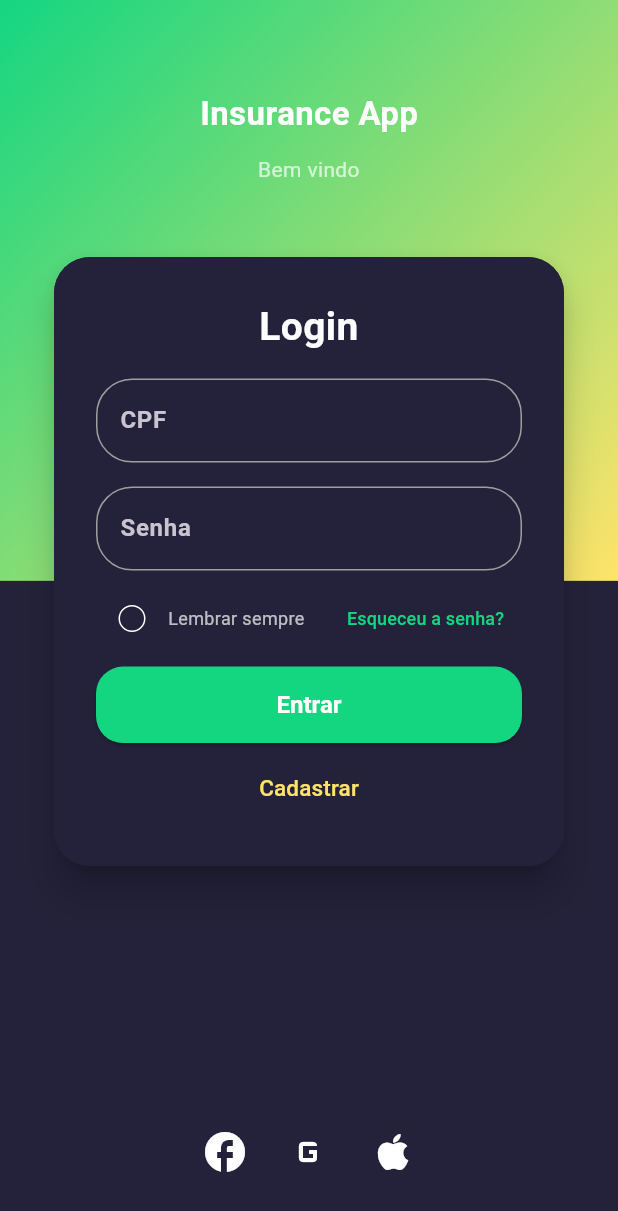
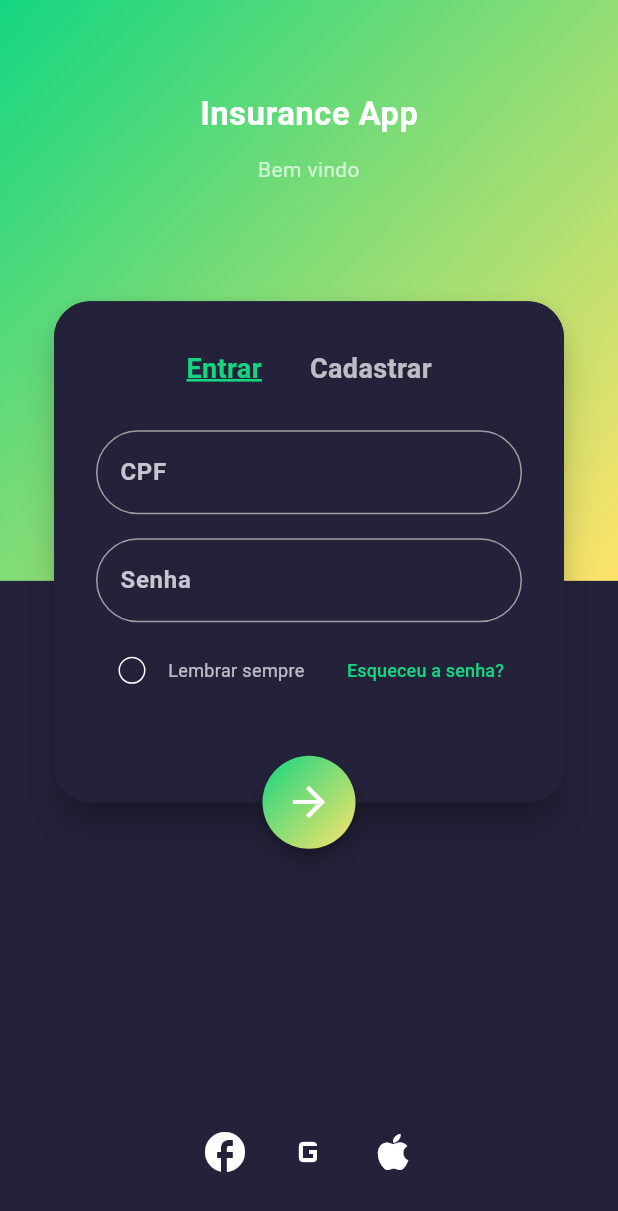
Before and after one commit to fabioychinen/insurance_company, a Flutter app: the screen it shows after launch, on a phone screen of 412 x 824 dp. Shown: the top 1211 px of the screen. Run offline on Flutter 3.47's test engine with Material 3 defaults, Android fonts, the light colour scheme and no system bars; our stand-ins replace cloud_firestore, equatable, firebase_auth, firebase_core, flutter_bloc, shared_preferences; accounts and stored records are empty; Roboto replaces fonts that are missing (Montserrat).

Commit message:
[add] forgot password and shared preferences to save login

```diff
--- a/lib/app/core/constants/app_strings.dart
+++ b/lib/app/core/constants/app_strings.dart
@@ -38,6 +38,18 @@ class AppStrings {
   static const loginApple = 'Apple';
   static const loginFieldsRequired = 'Por favor, preencha todos os campos.';
 
+  static const forgotPasswordTitle = 'Recuperar Senha';
+  static const forgotPasswordHeader = 'Esqueceu sua senha?';
+  static const forgotPasswordSubheader = 'Informe seu e-mail cadastrado para receber as instruções de redefinição de senha.';
+  static const forgotPasswordSendButton = 'Enviar e-mail';
+  static const forgotPasswordSending = 'Enviando...';
+  static const forgotPasswordEmailSent = 'Instruções enviadas para o seu e-mail.';
+  static const forgotPasswordSendError = 'Erro ao enviar:';
+  static const forgotPasswordEmailRequired = 'Por favor, preencha o e-mail.';
+  static const email = 'E-mail';
+
+  static const saveErrorMessage = 'Ocorreu um erro ao salvar suas preferências';
+
   static const drawerUserName = 'Usuário Exemplo';
   static const drawerUserEmail = 'exemplo@email.com';
   static const drawerHome = 'Home / Seguros';
--- a/lib/app/core/services/firebase_repository_impl.dart
+++ b/lib/app/core/services/firebase_repository_impl.dart
@@ -39,6 +39,10 @@ class FirebaseRepositoryImpl implements IFirebaseRepository {
       'createdAt': FieldValue.serverTimestamp(),
     });
     return userCredential;
+  }
+
+  Future<void> sendPasswordResetEmail(String email) async {
+    await _auth.sendPasswordResetEmail(email: email);
   }
 
   Future<String?> getEmailByCpf(String cpf) async {
@@ -83,7 +87,7 @@ class FirebaseRepositoryImpl implements IFirebaseRepository {
 
   Future<DocumentSnapshot<Map<String, dynamic>>> getCurrentUserData() async {
     final uid = _auth.currentUser?.uid;
-    if (uid == null) throw Exception("Usuário não logado");
+    if (uid == null) throw Exception('Usuário não logado');
     return await _firestore.collection('users').doc(uid).get();
   }
 }
--- a/lib/app/routes/app_routes.dart
+++ b/lib/app/routes/app_routes.dart
@@ -1,4 +1,5 @@
 import 'package:flutter/material.dart';
+import 'package:insurance_company/modules/auth/view/forgot_password/forgot_password_page.dart';
 import 'package:insurance_company/modules/auth/view/register/register_page.dart';
 import 'package:insurance_company/modules/validate_invoice/view/validate_invoice.dart';
 import '../../modules/assets/view/assets_page.dart';
@@ -25,6 +26,7 @@ class AppRoutes {
   static const register = '/register';
   static const String settings = '/settings';
   static const String validateInvoice = '/validate-invoice';
+  static const forgotPassword = '/forgot-password';
 
   static final routes = <String, WidgetBuilder>{
     assets: (_) => const AssetsPage(),
@@ -32,6 +34,7 @@ class AppRoutes {
     contracts: (_) => const ContractsPage(),
     coverage: (_) => const CoveragePage(),
     family: (_) => const FamilyPage(),
+    forgotPassword: (_) => const ForgotPasswordPage(),
     home: (_) => const HomePage(),
     login: (_) => const LoginPage(),
     importantPhones: (_) => const ImportantPhonesPage(),
--- a/lib/main.dart
+++ b/lib/main.dart
@@ -5,7 +5,6 @@ import 'app/app.dart';
 
 void main() async {
   WidgetsFlutterBinding.ensureInitialized();
-
   await Firebase.initializeApp(
     options: DefaultFirebaseOptions.currentPlatform,
   );
--- a/lib/modules/auth/view/login/login_page.dart
+++ b/lib/modules/auth/view/login/login_page.dart
@@ -1,5 +1,6 @@
 import 'package:flutter/material.dart';
 import 'package:flutter_bloc/flutter_bloc.dart';
+import 'package:shared_preferences/shared_preferences.dart';
 import 'package:insurance_company/shared/themes/app_theme.dart';
 import '../../../../app/core/constants/app_strings.dart';
 import '../../../../app/core/services/firebase_repository_impl.dart';
@@ -11,6 +12,7 @@ import '../../../home/viewmodel/home_event.dart';
 import '../../viewmodel/login/login_bloc.dart';
 import '../../viewmodel/login/login_event.dart';
 import '../../viewmodel/login/login_state.dart';
+import '../forgot_password/forgot_password_page.dart';
 import '../register/register_page.dart';
 
 class LoginPage extends StatefulWidget {
@@ -24,6 +26,29 @@ class _LoginPageState extends State<LoginPage> {
   final cpfController = TextEditingController();
   final passwordController = TextEditingController();
   bool rememberMe = false;
+
+  @override
+  void initState() {
+    super.initState();
+    _loadSavedLogin();
+  }
+
+  Future<void> _loadSavedLogin() async {
+    try {
+      final prefs = await SharedPreferences.getInstance();
+      final savedCpf = prefs.getString('savedCpf');
+      final savedPassword = prefs.getString('savedPassword');
+      if (savedCpf != null && savedCpf.isNotEmpty && savedPassword != null && savedPassword.isNotEmpty) {
+        setState(() {
+          cpfController.text = savedCpf;
+          passwordController.text = savedPassword;
+          rememberMe = true;
+        });
+      }
+    } catch (e) {
+      debugPrint('Erro ao carregar preferências: $e');
+    }
+  }
 
   @override
   Widget build(BuildContext context) {
@@ -51,26 +76,26 @@ class _LoginPageState extends State<LoginPage> {
           ],
         ),
         footer: _buildSocialIcons(1.0),
-        child: Material(
-          elevation: 10,
-          borderRadius: BorderRadius.circular(24),
-          color: AppColors.primaryDark,
-          child: Container(
-            width: 340,
-            padding: const EdgeInsets.symmetric(horizontal: 28, vertical: 28),
-            decoration: BoxDecoration(
-              color: AppColors.primaryDark,
-              borderRadius: BorderRadius.circular(24),
-            ),
-            child: _buildLoginForm(context, 1.0),
-          ),
+        child: BlocConsumer<LoginBloc, LoginState>(
+          listener: (context, state) => _loginListener(state),
+          builder: (context, state) => _buildLoginFormCard(context, 1.0, state),
         ),
       ),
     );
   }
 
-  void _loginListener(BuildContext context, LoginState state) {
+  void _loginListener(LoginState state) async {
     if (state is LoginSuccess) {
+      try {
+        final prefs = await SharedPreferences.getInstance();
+        if (rememberMe) {
+          await prefs.setString('savedCpf', cpfController.text.trim());
+          await prefs.setString('savedPassword', passwordController.text);
+        } else {
+          await prefs.remove('savedCpf');
+          await prefs.remove('savedPassword');
+        }
+        if (!mounted) return;
         Navigator.pushReplacement(
           context,
           MaterialPageRoute(
@@ -84,22 +109,134 @@ class _LoginPageState extends State<LoginPage> {
             ),
           ),
         );
+      } catch (e) {
+        if (!mounted) return;
+        ScaffoldMessenger.of(context).showSnackBar(
+          const SnackBar(content: Text(AppStrings.saveErrorMessage)),
+        );
+      }
     } else if (state is LoginFailure) {
+      if (!mounted) return;
       ScaffoldMessenger.of(context).showSnackBar(
         SnackBar(content: Text(state.error)),
       );
     }
   }
 
-  Widget _buildLoginForm(BuildContext context, double scale) {
-    return BlocConsumer<LoginBloc, LoginState>(
-      listener: _loginListener,
-      builder: (context, state) => Column(
+  Widget _buildLoginFormCard(BuildContext context, double scale, LoginState state) {
+    return Stack(
+      clipBehavior: Clip.none,
+      children: [
+        Material(
+          elevation: 10,
+          borderRadius: BorderRadius.circular(24),
+          color: AppColors.primaryDark,
+          child: Container(
+            width: 340,
+            padding: const EdgeInsets.symmetric(horizontal: 28, vertical: 28),
+            decoration: BoxDecoration(
+              color: AppColors.primaryDark,
+              borderRadius: BorderRadius.circular(24),
+            ),
+            child: _buildLoginForm(context, scale, state),
+          ),
+        ),
+        Positioned(
+          left: 0,
+          right: 0,
+          bottom: -31,
+          child: Center(
+            child: _buildLoginFabButton(context, state, scale),
+          ),
+        ),
+      ],
+    );
+  }
+
+Widget _buildLoginFabButton(BuildContext context, LoginState state, double scale) {
+  return Material(
+    elevation: 6,
+    shape: const CircleBorder(),
+    color: Colors.transparent,
+    child: InkWell(
+      customBorder: const CircleBorder(),
+      onTap: state is LoginLoading
+          ? null
+          : () async {
+              if (!mounted) return;
+              final cpf = cpfController.text.trim();
+              final password = passwordController.text;
+
+              if (cpf.isEmpty || password.isEmpty) {
+                if (!mounted) return;
+                ScaffoldMessenger.of(context).showSnackBar(
+                  const SnackBar(content: Text('Preencha todos os campos')),
+                );
+                return;
+              }
+
+              try {
+                context.read<LoginBloc>().add(LoginSubmitted(
+                  cpf: cpf,
+                  password: password,
+                ));
+              } catch (e) {
+                if (!mounted) return;
+                ScaffoldMessenger.of(context).showSnackBar(
+                  SnackBar(content: Text('Erro: ${e.toString()}')),
+                );
+              }
+            },
+      child: Container(
+        width: 62,
+        height: 62,
+        decoration: BoxDecoration(
+          shape: BoxShape.circle,
+          gradient: const LinearGradient(
+            colors: [AppColors.primaryGreen, AppColors.primaryYellow],
+            begin: Alignment.topLeft,
+            end: Alignment.bottomRight,
+          ),
+          boxShadow: [
+            BoxShadow(
+              color: AppColors.cardDark.withAlpha(2),
+              blurRadius: 10,
+              offset: const Offset(0, 4),
+            ),
+          ],
+        ),
+        child: Center(
+          child: state is LoginLoading
+              ? const CircularProgressIndicator(color: Colors.white)
+              : const Icon(Icons.arrow_forward, color: Colors.white, size: 32),
+        ),
+      ),
+    ),
+  );
+}
+
+  Widget _buildLoginForm(BuildContext context, double scale, LoginState state) {
+    return Column(
       crossAxisAlignment: CrossAxisAlignment.stretch,
       mainAxisSize: MainAxisSize.min,
       children: [
-          _buildTitle(scale),
-          SizedBox(height: 16 * scale),
+        Row(
+          mainAxisAlignment: MainAxisAlignment.center,
+          children: [
+            _buildTopTab(isActive: true, title: AppStrings.loginButton, onTap: () {}),
+            _buildTopTab(
+              isActive: false,
+              title: AppStrings.loginRegister,
+              onTap: () {
+                Navigator.push(
+                  context,
+                  MaterialPageRoute(builder: (_) => const RegisterPage()),
+                );
+              },
+            ),
+          ],
+        ),
+        SizedBox(height: 24 * scale),
         CustomLoginTextField(
           controller: cpfController,
           label: AppStrings.loginCpf,
@@ -108,17 +245,17 @@ class _LoginPageState extends State<LoginPage> {
           decoration: InputDecoration(
             labelText: AppStrings.loginCpf,
             labelStyle: const TextStyle(fontWeight: FontWeight.bold),
-              floatingLabelAlignment: FloatingLabelAlignment.center,
+
             alignLabelWithHint: true,
             border: OutlineInputBorder(
-                borderRadius: BorderRadius.circular(24),
+              borderRadius: BorderRadius.circular(32),
             ),
             enabledBorder: OutlineInputBorder(
-                borderRadius: BorderRadius.circular(24),
+              borderRadius: BorderRadius.circular(32),
               borderSide: BorderSide(color: Colors.grey),
             ),
             focusedBorder: OutlineInputBorder(
-                borderRadius: BorderRadius.circular(24),
+              borderRadius: BorderRadius.circular(32),
               borderSide: BorderSide(color: Colors.grey),
             ),
           ),
@@ -132,39 +269,43 @@ class _LoginPageState extends State<LoginPage> {
           decoration: InputDecoration(
             labelText: AppStrings.loginPassword,
             labelStyle: const TextStyle(fontWeight: FontWeight.bold),
-              floatingLabelAlignment: FloatingLabelAlignment.center,
             alignLabelWithHint: true,
             border: OutlineInputBorder(
-                borderRadius: BorderRadius.circular(24),
+              borderRadius: BorderRadius.circular(32),
             ),
             enabledBorder: OutlineInputBorder(
-                borderRadius: BorderRadius.circular(24),
+              borderRadius: BorderRadius.circular(32),
               borderSide: BorderSide(color: Colors.grey),
             ),
             focusedBorder: OutlineInputBorder(
-                borderRadius: BorderRadius.circular(24),
+              borderRadius: BorderRadius.circular(32),
               borderSide: BorderSide(color: Colors.grey),
             ),
           ),
         ),
         SizedBox(height: 8 * scale),
         _buildRememberRow(scale),
-          SizedBox(height: 8 * scale),
-          _buildLoginButton(context, state, scale),
-          _buildRegisterButton(context, scale),
+        SizedBox(height: 36 * scale),
       ],
-      ),
     );
   }
 
-  Widget _buildTitle(double scale) {
-    return Text(
-      AppStrings.loginTitle,
-      textAlign: TextAlign.center,
+  Widget _buildTopTab({required bool isActive, required String title, required VoidCallback onTap}) {
+    return GestureDetector(
+      onTap: onTap,
+      child: Padding(
+        padding: const EdgeInsets.symmetric(horizontal: 16, vertical: 4),
+        child: Text(
+          title,
           style: TextStyle(
-        fontSize: 26 * scale,
+            fontSize: 18,
+            color: isActive ? AppColors.primaryGreen : Colors.white70,
             fontWeight: FontWeight.bold,
-        color: AppColors.textWhite,
+            decoration: isActive ? TextDecoration.underline : TextDecoration.none,
+            decorationColor: AppColors.primaryGreen,
+            decorationThickness: 2,
+          ),
+        ),
       ),
     );
   }
@@ -190,7 +331,14 @@ class _LoginPageState extends State<LoginPage> {
         ),
         const Spacer(),
         TextButton(
-          onPressed: () {},
+          onPressed: () {
+            Navigator.push(
+              context,
+              MaterialPageRoute(
+                builder: (_) => const ForgotPasswordPage(),
+              ),
+            );
+          },
           child: Text(
             AppStrings.loginForgotPassword,
             style: TextStyle(
@@ -200,52 +348,6 @@ class _LoginPageState extends State<LoginPage> {
           ),
         ),
       ],
-    );
-  }
-
-  Widget _buildLoginButton(BuildContext context, LoginState state, double scale) {
-    return ElevatedButton(
-      onPressed: state is LoginLoading
-          ? null
-          : () {
-              final cpf = cpfController.text.trim();
-              final password = passwordController.text;
-              if (cpf.isEmpty || password.isEmpty) {
-                ScaffoldMessenger.of(context).showSnackBar(
-                  SnackBar(content: Text(AppStrings.loginFieldsRequired)),
-                );
-                return;
-              }
-              context.read<LoginBloc>().add(LoginSubmitted(
-                    cpf: cpf,
-                    password: password,
-                  ));
-            },
-      child: state is LoginLoading
-          ? const CircularProgressIndicator()
-          : Text(AppStrings.loginButton, style: TextStyle(fontSize: 16 * scale)),
-    );
-  }
-
-  Widget _buildRegisterButton(BuildContext context, double scale) {
-    return Padding(
-      padding: EdgeInsets.only(top: 6 * scale),
-      child: Center(
-        child: TextButton(
-          onPressed: () {
-            Navigator.push(
-              context,
-              MaterialPageRoute(
-                builder: (_) => const RegisterPage(),
-              ),
-            );
-          },
-          child: Text(
-            AppStrings.loginRegister,
-            style: TextStyle(fontSize: 15 * scale, color: AppColors.primaryYellow),
-          ),
-        ),
-      ),
     );
   }
 
--- a/pubspec.yaml
+++ b/pubspec.yaml
@@ -19,6 +19,7 @@ dependencies:
   cloud_firestore: ^5.6.11
   logger: ^2.6.0
   google_fonts: ^6.2.1
+  shared_preferences: ^2.5.3
 
 dev_dependencies:
   flutter_test:
```
Also changed, not shown: lib/modules/auth/view/forgot_password/forgot_password_page.dart (added, +178 -0 lines), lib/modules/auth/viewmodel/forgot_password/forgot_password_bloc.dart (added, +25 -0 lines), lib/modules/auth/viewmodel/forgot_password/forgot_password_event.dart (added, +14 -0 lines), lib/modules/auth/viewmodel/forgot_password/forgot_password_state.dart (added, +28 -0 lines), lib/shared/widgets/custom_drawer.dart (+6 -2 lines), pubspec.lock. Lines whose indentation alone changed are shown as unchanged.
